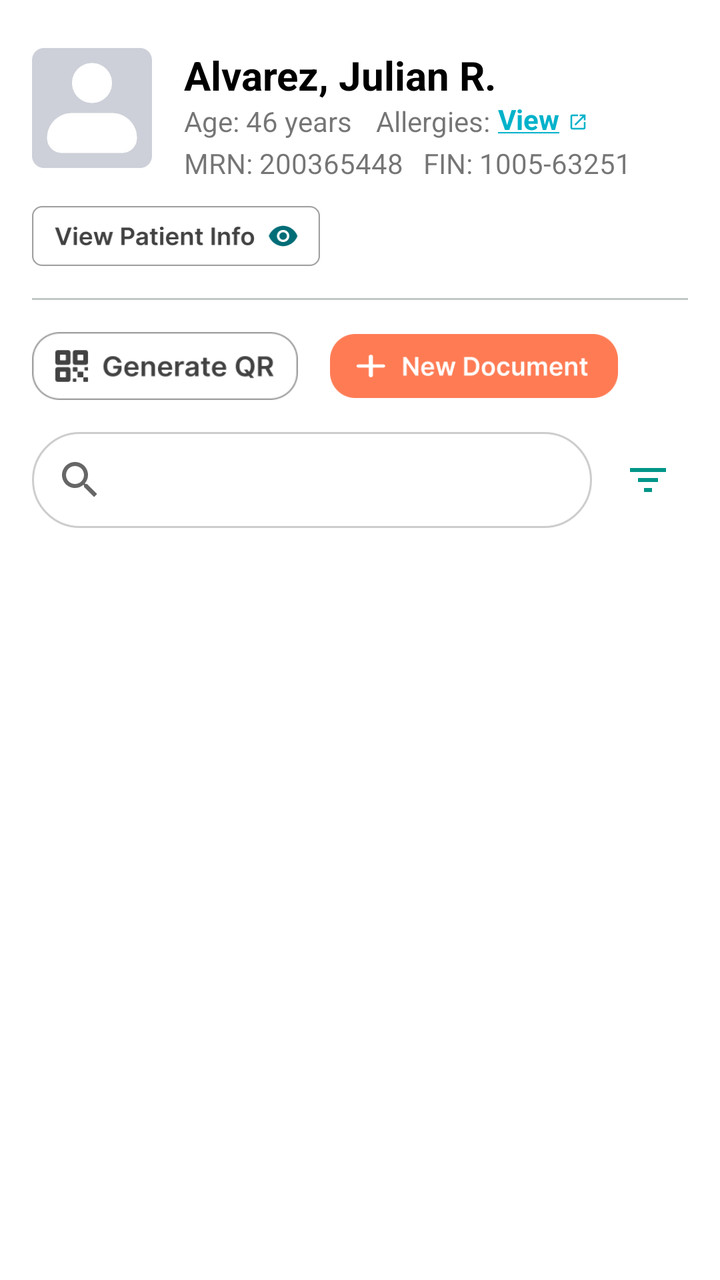
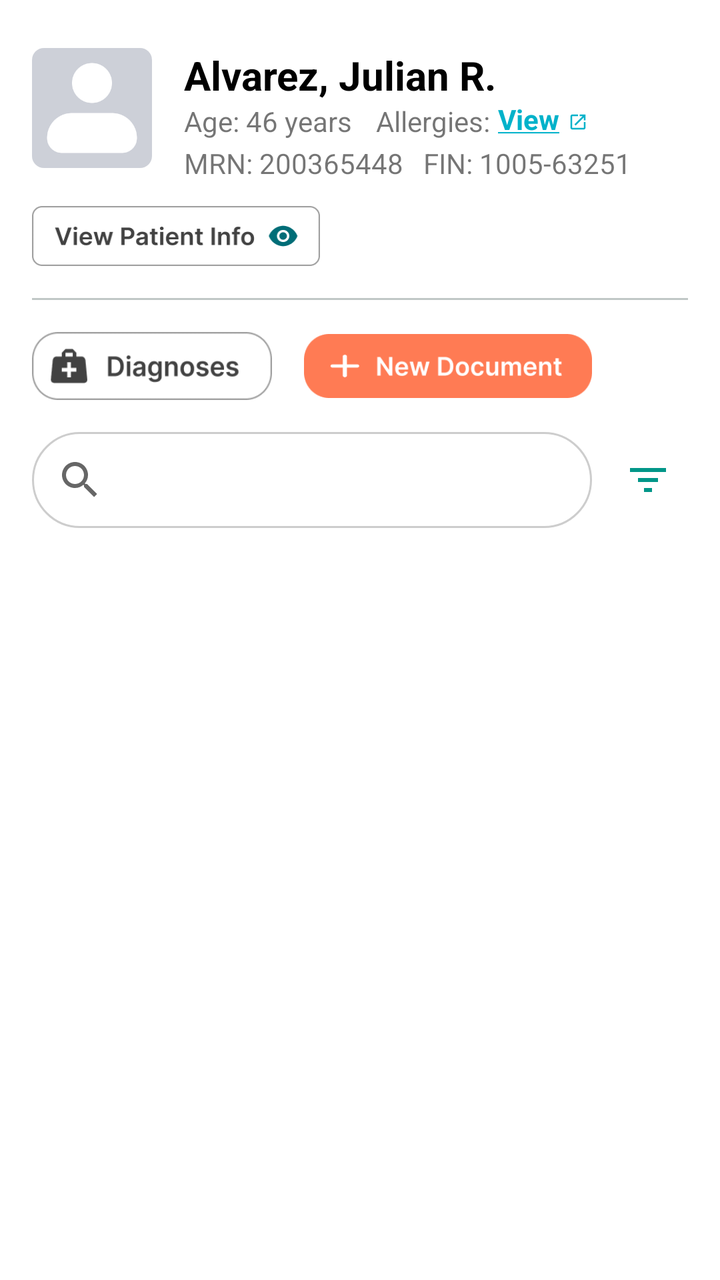

Screens rendered from an Android XML layout before and after an edit, with the pre-edit source and the edit as a unified diff.
<!-- AndroidManifest.xml: application theme Theme.Zenith -->
<!-- res/layout/fragment_documents.xml -->
<?xml version="1.0" encoding="utf-8"?>
<androidx.core.widget.NestedScrollView xmlns:android="http://schemas.android.com/apk/res/android"
    xmlns:app="http://schemas.android.com/apk/res-auto"
    xmlns:tools="http://schemas.android.com/tools"
    android:layout_width="match_parent"
    android:layout_height="match_parent"
    android:fillViewport="true"
    android:paddingBottom="120dp"
    android:clipToPadding="false"
    tools:context=".Documents">

    <androidx.constraintlayout.widget.ConstraintLayout
        android:layout_width="match_parent"
        android:layout_height="wrap_content"
        android:padding="16dp">

        <androidx.cardview.widget.CardView
        android:id="@+id/cv_profile"
        android:layout_width="60dp"
        android:layout_height="60dp"
        android:layout_marginTop="8dp"
        app:cardCornerRadius="6dp"
        app:cardElevation="0dp"
        app:layout_constraintStart_toStartOf="parent"
        app:layout_constraintTop_toTopOf="parent">

        <ImageView
            android:id="@+id/patient_profile_image"
            android:layout_width="match_parent"
            android:layout_height="match_parent"
            android:contentDescription="Patient Profile"
            android:scaleType="centerCrop"
            android:src="@drawable/default_profile_pic"
            tools:ignore="HardcodedText" />
    </androidx.cardview.widget.CardView>

        <TextView
            android:id="@+id/patient_name_text"
            android:layout_width="0dp"
            android:layout_height="wrap_content"
            android:layout_marginStart="16dp"
            android:text="Alvarez, Julian R."
            android:textColor="@android:color/black"
            android:textSize="20sp"
            android:textStyle="bold"
            app:layout_constraintEnd_toEndOf="parent"
            app:layout_constraintStart_toEndOf="@+id/cv_profile"
            app:layout_constraintTop_toTopOf="@+id/cv_profile"
            tools:ignore="HardcodedText" />

        <TextView
            android:id="@+id/patient_age_mrn_text"
            android:layout_width="wrap_content"
            android:layout_height="wrap_content"
            android:text="Age: 46 years"
            android:textSize="14sp"
            app:layout_constraintStart_toStartOf="@+id/patient_name_text"
            app:layout_constraintTop_toBottomOf="@+id/patient_name_text"
            tools:ignore="HardcodedText" />

        <TextView
            android:id="@+id/lbl_allergies"
            android:layout_width="wrap_content"
            android:layout_height="wrap_content"
            android:layout_marginStart="12dp"
            android:text="Allergies:"
            android:textSize="14sp"
            app:layout_constraintBottom_toBottomOf="@+id/patient_age_mrn_text"
            app:layout_constraintStart_toEndOf="@+id/patient_age_mrn_text"
            app:layout_constraintTop_toTopOf="@+id/patient_age_mrn_text"
            tools:ignore="HardcodedText" />


        <TextView
            android:id="@+id/patient_allergies_text"
            android:layout_width="35dp"
            android:layout_height="21dp"
            android:layout_marginStart="4dp"
            android:clickable="true"
            android:focusable="true"
            android:text="@string/view"
            android:textColor="@color/moonstone"
            android:textSize="14sp"
            android:textStyle="bold"
            app:layout_constraintBottom_toBottomOf="@+id/lbl_allergies"
            app:layout_constraintStart_toEndOf="@+id/lbl_allergies"
            app:layout_constraintTop_toTopOf="@+id/lbl_allergies"
            tools:ignore="HardcodedText,TouchTargetSizeCheck" />

        <ImageView
            android:id="@+id/imageView17"
            android:layout_width="10dp"
            android:layout_height="wrap_content"
            android:layout_gravity="center"
            android:layout_marginTop="5dp"
            android:layout_marginBottom="6dp"
            android:adjustViewBounds="true"
            android:src="@drawable/open"
            app:layout_constraintBottom_toTopOf="@+id/patient_mrn_fin_text"
            app:layout_constraintStart_toEndOf="@+id/patient_allergies_text"
            app:layout_constraintTop_toBottomOf="@+id/patient_name_text" />

        <TextView
            android:id="@+id/patient_mrn_fin_text"
            android:layout_width="0dp"
            android:layout_height="wrap_content"
            android:layout_marginTop="2dp"
            android:text="MRN: 200365448   FIN: 1005-63251"
            android:textSize="14sp"
            app:layout_constraintEnd_toEndOf="parent"
            app:layout_constraintStart_toStartOf="@+id/patient_name_text"
            app:layout_constraintTop_toBottomOf="@+id/patient_age_mrn_text"
            tools:ignore="HardcodedText" />

        <ImageButton
            android:id="@+id/imageButton4"
            android:layout_width="144dp"
            android:layout_height="30dp"
            android:layout_marginTop="12dp"
            android:adjustViewBounds="true"
            android:background="@drawable/edit_patient_info"
            android:clickable="true"
            android:contentDescription="Edit Patient Info"
            android:focusable="true"
            android:scaleType="fitStart"
            app:layout_constraintStart_toStartOf="parent"
            app:layout_constraintTop_toBottomOf="@+id/patient_mrn_fin_text"
            tools:ignore="HardcodedText,TouchTargetSizeCheck" />

        <View
            android:id="@+id/separator"
            android:layout_width="0dp"
            android:layout_height="1dp"
            android:layout_marginTop="16dp"
            android:background="@color/accent"
            app:layout_constraintEnd_toEndOf="parent"
            app:layout_constraintStart_toStartOf="parent"
            app:layout_constraintTop_toBottomOf="@+id/imageButton4" />

        <ImageButton
            android:id="@+id/imageButton8"
            android:layout_width="133dp"
            android:layout_height="34dp"
            android:layout_marginTop="16dp"
            android:adjustViewBounds="true"
            android:background="@drawable/generate_qr_code"
            android:contentDescription="@string/none"
            android:scaleType="fitCenter"
            app:layout_constraintStart_toStartOf="parent"
            app:layout_constraintTop_toBottomOf="@+id/separator"
            tools:ignore="TouchTargetSizeCheck" />

        <ImageButton
            android:id="@+id/imageButton6"
            android:layout_width="144dp"
            android:layout_height="32dp"
            android:layout_marginStart="16dp"
            android:adjustViewBounds="true"
            android:background="@drawable/add_document"
            android:contentDescription="@string/none"
            android:scaleType="fitStart"
            app:layout_constraintBottom_toBottomOf="@+id/imageButton8"
            app:layout_constraintStart_toEndOf="@+id/imageButton8"
            app:layout_constraintTop_toTopOf="@+id/imageButton8"
            tools:ignore="TouchTargetSizeCheck,ImageContrastCheck" />

        <SearchView
            android:id="@+id/document_search_view"
            android:layout_width="0dp"
            android:layout_height="wrap_content"
            android:layout_marginTop="16dp"
            android:layout_marginEnd="8dp"
            android:background="@drawable/search_bar_background"
            android:queryHint="Search Documents"
            app:iconifiedByDefault="false"
            app:layout_constraintEnd_toStartOf="@+id/filter_button"
            app:layout_constraintStart_toStartOf="parent"
            app:layout_constraintTop_toBottomOf="@+id/imageButton8" />

        <ImageButton
            android:id="@+id/filter_button"
            android:layout_width="40dp"
            android:layout_height="40dp"
            android:background="?attr/selectableItemBackgroundBorderless"
            android:contentDescription="Filter"
            android:src="@drawable/ic_filter"
            app:layout_constraintBottom_toBottomOf="@+id/document_search_view"
            app:layout_constraintEnd_toEndOf="parent"
            app:layout_constraintTop_toTopOf="@+id/document_search_view"
            tools:ignore="TouchTargetSizeCheck" />

        <androidx.recyclerview.widget.RecyclerView
            android:id="@+id/document_recycler_view"
            android:layout_width="match_parent"
            android:layout_height="wrap_content"
            android:layout_marginTop="16dp"
            android:nestedScrollingEnabled="false"
            app:layout_constraintEnd_toEndOf="parent"
            app:layout_constraintStart_toStartOf="parent"
            app:layout_constraintTop_toBottomOf="@+id/document_search_view" />

        <LinearLayout
            android:id="@+id/layout_no_documents"
            android:layout_width="wrap_content"
            android:layout_height="wrap_content"
            android:layout_marginTop="32dp"
            android:gravity="center"
            android:orientation="vertical"
            android:visibility="gone"
            app:layout_constraintEnd_toEndOf="parent"
            app:layout_constraintStart_toStartOf="parent"
            app:layout_constraintTop_toBottomOf="@+id/document_search_view">

            <ImageView
                android:layout_width="64dp"
                android:layout_height="64dp"
                android:contentDescription="No Documents"
                android:src="@android:drawable/ic_menu_report_image"
                app:tint="@color/accent" />

            <TextView
                android:layout_width="wrap_content"
                android:layout_height="wrap_content"
                android:layout_marginTop="8dp"
                android:fontFamily="@font/raleway_bold"
                android:text="No Documents to Show"
                android:textColor="#90A4AE"
                android:textSize="16sp"
                android:textStyle="bold" />

            <TextView
                android:layout_width="wrap_content"
                android:layout_height="wrap_content"
                android:fontFamily="@font/inter"
                android:text="Tap 'New Document' to add one"
                android:textColor="#B0BEC5"
                android:textSize="12sp" />
        </LinearLayout>

    </androidx.constraintlayout.widget.ConstraintLayout>

</androidx.core.widget.NestedScrollView>
<!-- resources referenced by this layout -->
<resources>
  <color name="accent">#FFC0C7C6</color>
  <color name="moonstone">#FF00B2CA</color>
  <!-- drawable add_document: png bitmap (drawable, 4639 bytes) -->
  <!-- drawable default_profile_pic: png bitmap (drawable, 3982 bytes) -->
  <!-- drawable edit_patient_info: png bitmap (drawable, 5828 bytes) -->
  <!-- drawable generate_qr_code: png bitmap (drawable, 5704 bytes) -->
  <!-- drawable ic_filter (drawable) -->
  <?xml version="1.0" encoding="utf-8"?>
  <vector xmlns:android="http://schemas.android.com/apk/res/android"
      android:width="24dp"
      android:height="24dp"
      android:viewportWidth="24"
      android:viewportHeight="24">
  
      <path
          android:fillColor="#009688"
          android:pathData="M3,6H21V8H3V6Z" />
  
      <path
          android:fillColor="#009688"
          android:pathData="M7,11H17V13H7V11Z" />
  
      <path
          android:fillColor="#009688"
          android:pathData="M10,16H14V18H10V16Z" />
  </vector>
  <!-- drawable open (drawable) -->
  <vector xmlns:android="http://schemas.android.com/apk/res/android" android:autoMirrored="true" android:height="24dp" android:tint="#00B2CA" android:viewportHeight="24" android:viewportWidth="24" android:width="24dp">
        
      <path android:fillColor="@android:color/white" android:pathData="M19,19H5V5h7V3H5c-1.11,0 -2,0.9 -2,2v14c0,1.1 0.89,2 2,2h14c1.1,0 2,-0.9 2,-2v-7h-2v7zM14,3v2h3.59l-9.83,9.83 1.41,1.41L19,6.41V10h2V3h-7z"/>
      
  </vector>
  <!-- drawable search_bar_background (drawable) -->
  <?xml version="1.0" encoding="utf-8"?>
  <shape xmlns:android="http://schemas.android.com/apk/res/android"
      android:shape="rectangle">
      <solid android:color="#FFFFFF" />
      <corners android:radius="100dp" />
      <stroke android:width="1dp" android:color="#CDCDCD" />
  </shape>
  <string name="none">none</string>
  <string name="view"><u>View</u></string>
  <style name="Theme.Zenith" parent="Theme.MaterialComponents.Light.NoActionBar">
          
          <item name="colorPrimary">@color/moonstone</item>
          <item name="colorPrimaryVariant">@color/caribbean</item>
          <item name="colorOnPrimary">@color/coral</item>
          
          <item name="colorSecondary">@color/coral</item>
          <item name="colorSecondaryVariant">@color/tangerine</item>
          <item name="colorOnSecondary">@color/moonstone</item>
          
          <item name="android:statusBarColor">?attr/colorPrimaryVariant</item>
          
      </style>
  <color name="caribbean">#FF006D77</color>
  <color name="coral">#FFFF7B54</color>
  <color name="tangerine">#FFFF9576</color>
</resources>

<!-- the commit's change to res/layout/fragment_documents.xml (unified diff, before → after) -->
@@ -15,24 +15,24 @@
         android:padding="16dp">
 
         <androidx.cardview.widget.CardView
-        android:id="@+id/cv_profile"
-        android:layout_width="60dp"
-        android:layout_height="60dp"
-        android:layout_marginTop="8dp"
-        app:cardCornerRadius="6dp"
-        app:cardElevation="0dp"
-        app:layout_constraintStart_toStartOf="parent"
-        app:layout_constraintTop_toTopOf="parent">
-
-        <ImageView
-            android:id="@+id/patient_profile_image"
-            android:layout_width="match_parent"
-            android:layout_height="match_parent"
-            android:contentDescription="Patient Profile"
-            android:scaleType="centerCrop"
-            android:src="@drawable/default_profile_pic"
-            tools:ignore="HardcodedText" />
-    </androidx.cardview.widget.CardView>
+            android:id="@+id/cv_profile"
+            android:layout_width="60dp"
+            android:layout_height="60dp"
+            android:layout_marginTop="8dp"
+            app:cardCornerRadius="6dp"
+            app:cardElevation="0dp"
+            app:layout_constraintStart_toStartOf="parent"
+            app:layout_constraintTop_toTopOf="parent">
+
+            <ImageView
+                android:id="@+id/patient_profile_image"
+                android:layout_width="match_parent"
+                android:layout_height="match_parent"
+                android:contentDescription="Patient Profile"
+                android:scaleType="centerCrop"
+                android:src="@drawable/default_profile_pic"
+                tools:ignore="HardcodedText" />
+        </androidx.cardview.widget.CardView>
 
         <TextView
             android:id="@+id/patient_name_text"
@@ -127,6 +127,8 @@
             app:layout_constraintTop_toBottomOf="@+id/patient_mrn_fin_text"
             tools:ignore="HardcodedText,TouchTargetSizeCheck" />
 
+        
+
         <View
             android:id="@+id/separator"
             android:layout_width="0dp"
@@ -139,11 +141,11 @@
 
         <ImageButton
             android:id="@+id/imageButton8"
-            android:layout_width="133dp"
+            android:layout_width="120dp"
             android:layout_height="34dp"
             android:layout_marginTop="16dp"
             android:adjustViewBounds="true"
-            android:background="@drawable/generate_qr_code"
+            android:background="@drawable/diagnoses"
             android:contentDescription="@string/none"
             android:scaleType="fitCenter"
             app:layout_constraintStart_toStartOf="parent"
<!-- resource entries referenced after the edit -->
@@ -4,8 +4,8 @@
   <color name="moonstone">#FF00B2CA</color>
   <!-- drawable add_document: png bitmap (drawable, 4639 bytes) -->
   <!-- drawable default_profile_pic: png bitmap (drawable, 3982 bytes) -->
+  <!-- drawable diagnoses: png bitmap (drawable, 5400 bytes) -->
   <!-- drawable edit_patient_info: png bitmap (drawable, 5828 bytes) -->
-  <!-- drawable generate_qr_code: png bitmap (drawable, 5704 bytes) -->
   <!-- drawable ic_filter (drawable) -->
   <?xml version="1.0" encoding="utf-8"?>
   <vector xmlns:android="http://schemas.android.com/apk/res/android"
